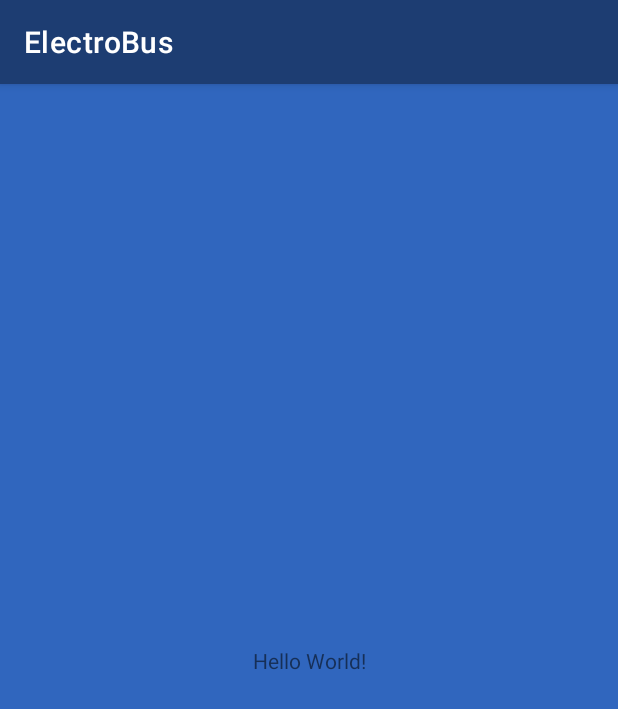
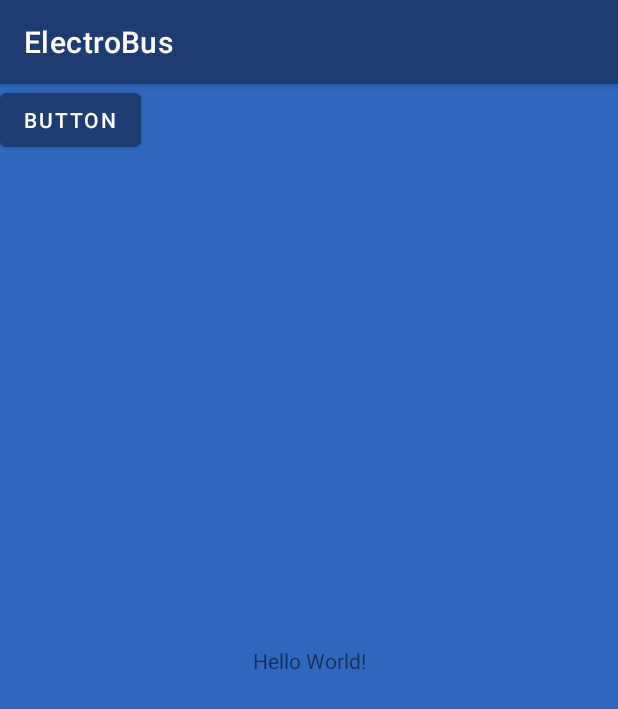
Before and after one commit to ddl29/ElectroBus, an Android app: the screen it shows after launch (MainActivity), on a phone screen of 412 x 824 dp. Shown: the top 709 px of the screen. Run offline under Robolectric (Android 15) with nearby library versions, the light colour scheme and no system bars.

Commit message:
Puse un boton

```diff
--- a/app/src/main/res/layout/activity_main.xml
+++ b/app/src/main/res/layout/activity_main.xml
@@ -15,4 +15,12 @@
         app:layout_constraintRight_toRightOf="parent"
         app:layout_constraintTop_toTopOf="parent" />
 
+    <Button
+        android:id="@+id/button"
+        android:layout_width="wrap_content"
+        android:layout_height="wrap_content"
+        android:text="Button"
+        tools:layout_editor_absoluteX="135dp"
+        tools:layout_editor_absoluteY="169dp" />
+
 </androidx.constraintlayout.widget.ConstraintLayout>
```
